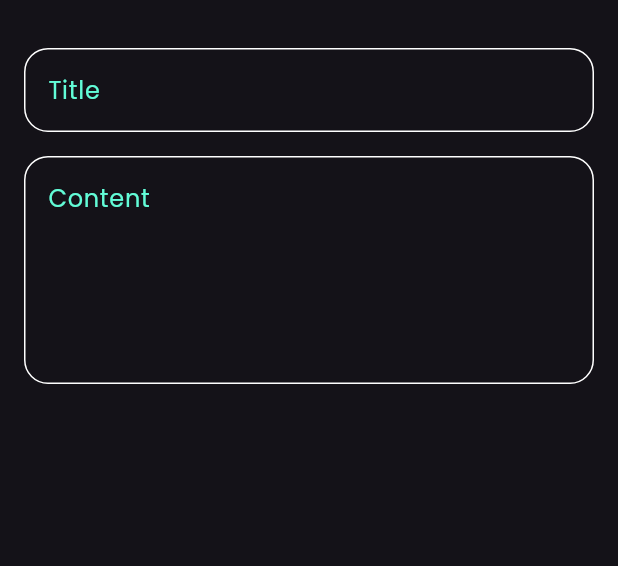
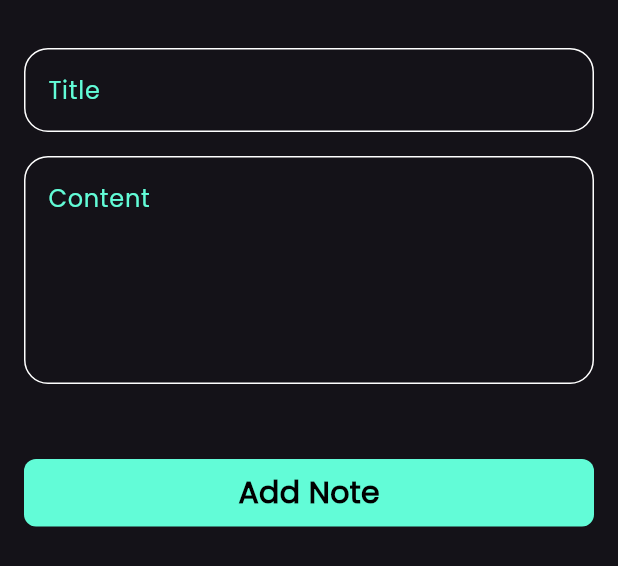
Before and after one commit to Alaataher027/notes_flutter_app, a Flutter app: the AddNoteBottomSheet widget shown alone on an empty page, opened directly, on a phone screen of 412 x 824 dp. Shown: the top 566 px of the screen. Run offline on Flutter 3.47's test engine with Material 3 defaults, Android fonts, the phone set to English and light mode, and no system bars; our stand-ins replace font_awesome_flutter.

Commit message:
finish notes bottom sheet

```diff
--- a/lib/views/widgets/add_note_bottom_sheet.dart
+++ b/lib/views/widgets/add_note_bottom_sheet.dart
@@ -1,4 +1,5 @@
 import 'package:flutter/material.dart';
+import 'package:notes_app/views/widgets/custom_button.dart';
 import 'package:notes_app/views/widgets/custom_text_field.dart';
 
 class AddNoteBottomSheet extends StatelessWidget {
@@ -9,6 +10,7 @@ class AddNoteBottomSheet extends StatelessWidget {
     return Container(
       child: Padding(
         padding: const EdgeInsets.symmetric(horizontal: 16),
+        child: SingleChildScrollView(
           child: Column(
             children: [
               SizedBox(
@@ -23,8 +25,17 @@ class AddNoteBottomSheet extends StatelessWidget {
               CustomTextField(
                 hint: "Content",
                 maxLines: 5,
-            )
+              ),
+              SizedBox(
+                height: 50,
+              ),
+              // Spacer(), can't use it with SingleChildScrollView
+              CustomButton(),
+              SizedBox(
+                height: 20,
+              ),
             ],
+          ),
         ),
       ),
     );
--- /dev/null
+++ b/lib/views/widgets/custom_button.dart
@@ -0,0 +1,29 @@
+import 'package:flutter/material.dart';
+import 'package:notes_app/constants.dart';
+
+class CustomButton extends StatelessWidget {
+  const CustomButton({super.key});
+
+  @override
+  Widget build(BuildContext context) {
+    return Container(
+      // width of the screen
+      width: MediaQuery.of(context).size.width,
+      height: 45,
+      decoration: BoxDecoration(
+        color: kPrimartColor,
+        borderRadius: BorderRadius.circular(8),
+      ),
+      child: Center(
+        child: Text(
+          "Add Note",
+          style: TextStyle(
+            color: Colors.black,
+            fontSize: 20,
+            fontWeight: FontWeight.bold,
+          ),
+        ),
+      ),
+    );
+  }
+}
```
Lines whose indentation alone changed are shown as unchanged.
